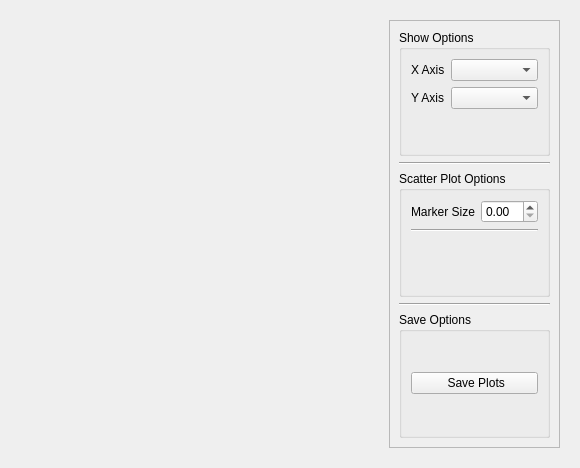
DanielaCabiddu/PEMesh.2, file src/geometrygeometryscatterplotswidget.ui: the form before one commit.
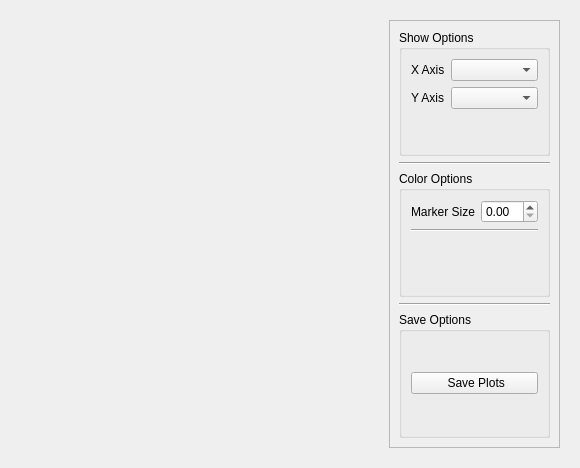
The form after the commit. Icons and pictures are not drawn.

```diff
--- a/src/geometrygeometryscatterplotswidget.ui
+++ b/src/geometrygeometryscatterplotswidget.ui
@@ -97,7 +97,7 @@
          <item row="2" column="0">
           <widget class="QGroupBox" name="groupBox_2">
            <property name="title">
-            <string>Scatter Plot Options</string>
+            <string>Color Options</string>
            </property>
            <layout class="QGridLayout" name="gridLayout_5">
             <item row="2" column="0" colspan="2">
```
Left out of the diff: 2 changed lines with no effect on the pictures.
